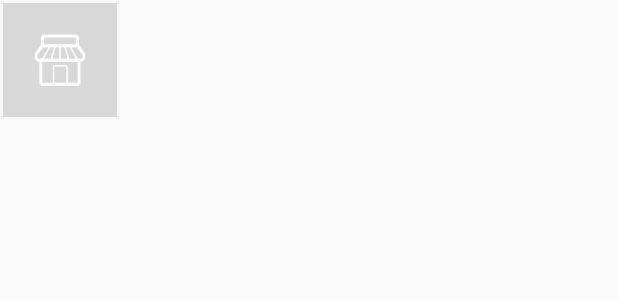
After one commit to HelpVeg/HelpVegApp, an Android app: the layout activity_info_window.xml on its own in the app's theme, with its tools: preview values and no code run, on a phone screen of 412 x 824 dp. The commit adds this screen. Shown: the top 300 px of the screen. Run offline under Robolectric (Android 15) with nearby library versions, the phone set to English and light mode, and no system bars.

Commit message:
InfoWindow maps

```diff
--- a/app/src/main/AndroidManifest.xml
+++ b/app/src/main/AndroidManifest.xml
@@ -43,7 +43,6 @@
             android:name="com.google.android.maps"
             android:required="true" />
 
-        <activity android:name=".restaurant.gui.CommentActivity"></activity>
     </application>
 
 </manifest>
--- a/app/src/main/java/mpoo/bsi/ufrpe/helpvegapp/restaurant/gui/RestaurantActivity.java
+++ b/app/src/main/java/mpoo/bsi/ufrpe/helpvegapp/restaurant/gui/RestaurantActivity.java
@@ -47,8 +47,8 @@ public class RestaurantActivity extends AppCompatActivity implements View.OnClic
     public void onClick(View view){
         int id = view.getId();
         if (id == R.id.btnComments){
-            Intent intent = new Intent(this,CommentActivity.class);
-            startActivity(intent);
+            //Intent intent = new Intent(this,CommentActivity.class);
+            //startActivity(intent);
             finish();
         }
     }
--- /dev/null
+++ b/app/src/main/res/layout/activity_info_window.xml
@@ -0,0 +1,36 @@
+<?xml version="1.0" encoding="utf-8"?>
+<LinearLayout
+    xmlns:android="http://schemas.android.com/apk/res/android"
+    android:layout_width="match_parent"
+    android:layout_height="wrap_content"
+    android:orientation="horizontal">
+
+    <ImageView
+        android:id="@+id/iconRestaurant"
+        android:layout_width="80dp"
+        android:layout_height="80dp"
+        android:layout_gravity="center_vertical"
+        android:padding="2dip"
+        android:src = "@mipmap/ic_restaurant_default" />
+
+    <LinearLayout
+        android:layout_width="wrap_content"
+        android:layout_height="wrap_content"
+        android:orientation="vertical">
+
+        <TextView
+            android:id="@+id/titleInfoWindow"
+            android:layout_width="wrap_content"
+            android:layout_height="wrap_content"
+            android:textSize="15sp"
+            android:textColor="@color/colorPrimary"
+            android:textStyle="bold"/>
+
+        <TextView
+            android:id="@+id/snippet"
+            android:layout_width="wrap_content"
+            android:layout_height="wrap_content"
+            android:textSize="12sp"/>
+
+    </LinearLayout>
+</LinearLayout>
--- a/app/src/main/res/menu/activity_main_drawer.xml
+++ b/app/src/main/res/menu/activity_main_drawer.xml
@@ -7,7 +7,7 @@
         <item
             android:id="@+id/navProfile"
             android:icon="@drawable/ic_person_black_24dp"
-            android:title="@string/profile"/>
+            android:title="@string/profile" />
         <item
             android:id="@+id/navLogout"
             android:icon="@drawable/ic_logout"
--- a/app/src/main/res/values/strings.xml
+++ b/app/src/main/res/values/strings.xml
@@ -7,6 +7,7 @@
 
     <string name="profile">Perfil</string>
     <string name="logout">Logout</string>
+    <string name="MarkerLegend">Legenda dos marcadores do mapa</string>
 
     <string name="btnRegister">Cadastrar</string>
     <string name="btnRegisterLogin">Cadastrar-se</string>
@@ -44,4 +45,6 @@
     <string name="service">Serviço </string>
     <string name="place">Ambiente </string>
     <string name="price">Preço </string>
+
+
 </resources>
```
Also changed, not shown: app/src/main/java/mpoo/bsi/ufrpe/helpvegapp/user/gui/MapsActivity.java (+29 -1 lines).
